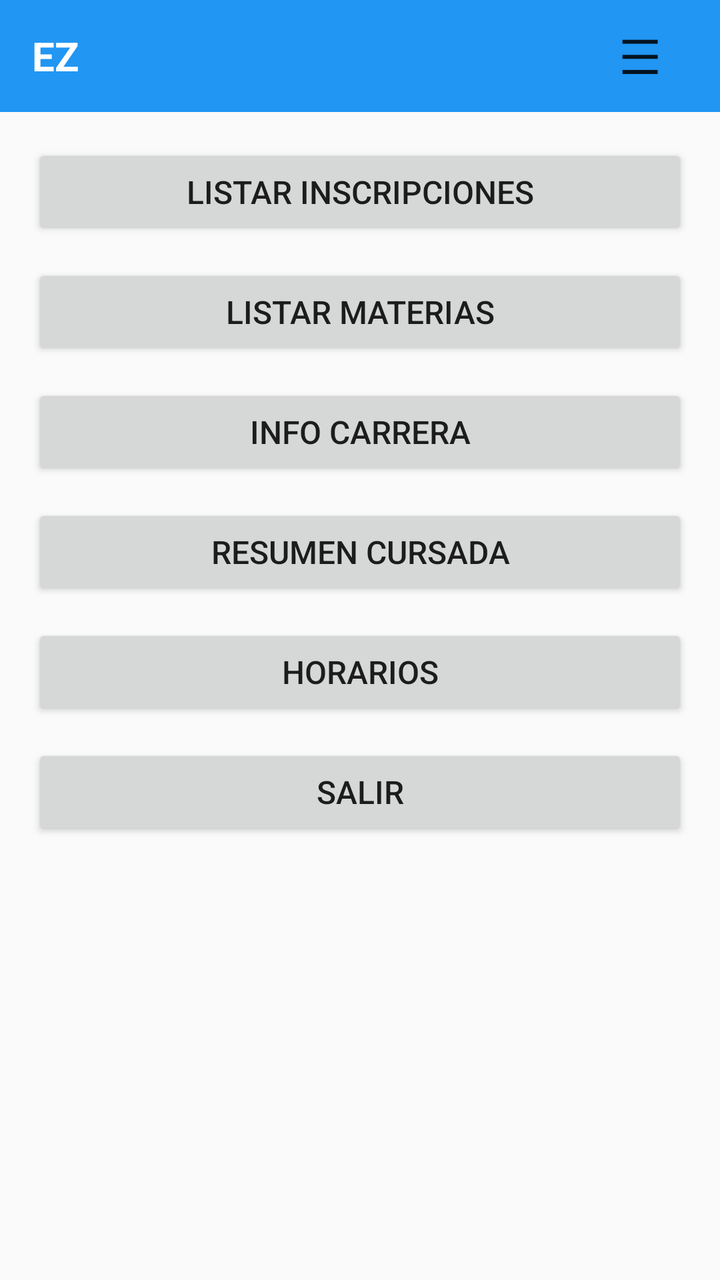
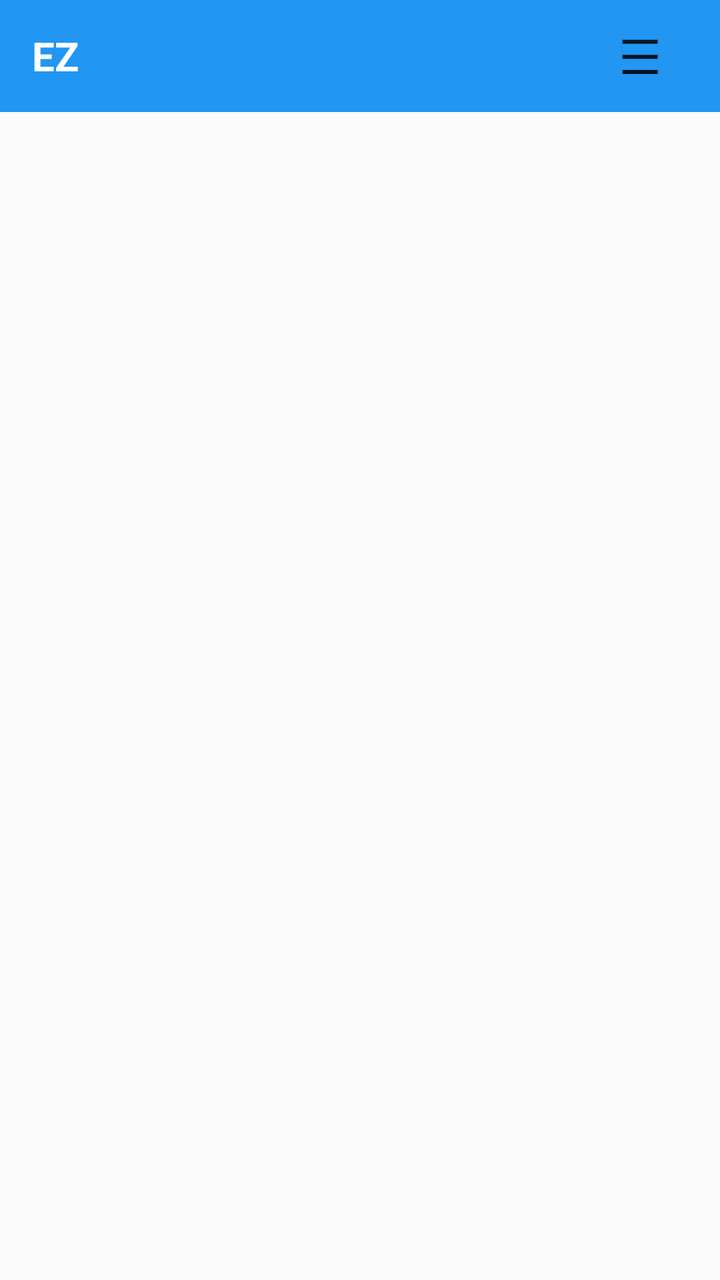

An Android layout rendered at two revisions. The XML below is the earlier revision; the diff shows what the commit changed to produce the second picture.
<!-- AndroidManifest.xml: application theme Theme.AppCompat.Light.NoActionBar -->
<!-- res/layout/fragment_vista_menu.xml -->
<?xml version="1.0" encoding="utf-8"?>
<LinearLayout xmlns:android="http://schemas.android.com/apk/res/android"
    android:layout_width="match_parent"
    android:layout_height="match_parent"
    android:orientation="vertical">

    
    <LinearLayout
        android:layout_width="match_parent"
        android:layout_height="56dp"
        android:background="#2196F3"
        android:orientation="horizontal"
        android:gravity="center_vertical"
        android:paddingLeft="16dp"
        android:paddingRight="16dp">

        <TextView
            android:id="@+id/txtMenuTitle"
            android:layout_width="0dp"
            android:layout_height="wrap_content"
            android:layout_weight="1"
            android:text="EZ"
            android:textColor="#FFFFFF"
            android:textSize="20sp"
            android:textStyle="bold"/>

        <Button
            android:id="@+id/btnMenu"
            android:layout_width="48dp"
            android:layout_height="48dp"
            android:text="☰"
            android:textSize="24sp"
            android:background="?attr/selectableItemBackgroundBorderless"/>
    </LinearLayout>

    
    <ScrollView
        android:layout_width="match_parent"
        android:layout_height="match_parent"
        android:padding="16dp">

        <LinearLayout
            android:layout_width="match_parent"
            android:layout_height="wrap_content"
            android:orientation="vertical">

            <Button
                android:id="@+id/btnListarInscripciones"
                android:layout_width="match_parent"
                android:layout_height="wrap_content"
                android:layout_marginBottom="12dp"
                android:text="Listar Inscripciones"
                android:textSize="16sp"/>

            <Button
                android:id="@+id/btnListarMaterias"
                android:layout_width="match_parent"
                android:layout_height="wrap_content"
                android:layout_marginBottom="12dp"
                android:text="Listar Materias"
                android:textSize="16sp"/>

            <Button
                android:id="@+id/btnInfoCarrera"
                android:layout_width="match_parent"
                android:layout_height="wrap_content"
                android:layout_marginBottom="12dp"
                android:text="Info Carrera"
                android:textSize="16sp"/>

            <Button
                android:id="@+id/btnResumenCursada"
                android:layout_width="match_parent"
                android:layout_height="wrap_content"
                android:layout_marginBottom="12dp"
                android:text="Resumen Cursada"
                android:textSize="16sp"/>

            <Button
                android:id="@+id/btnHorarios"
                android:layout_width="match_parent"
                android:layout_height="wrap_content"
                android:layout_marginBottom="12dp"
                android:text="Horarios"
                android:textSize="16sp"/>

            <Button
                android:id="@+id/btnSalir"
                android:layout_width="match_parent"
                android:layout_height="wrap_content"
                android:text="Salir"
                android:textSize="16sp"/>
        </LinearLayout>
    </ScrollView>
</LinearLayout>
<!-- resources referenced by this layout -->
<resources>

</resources>

<!-- the commit's change to res/layout/fragment_vista_menu.xml (unified diff, before → after) -->
@@ -36,60 +36,14 @@
     
     <ScrollView
         android:layout_width="match_parent"
-        android:layout_height="match_parent"
-        android:padding="16dp">
+        android:layout_height="0dp"
+        android:layout_weight="1">
 
         <LinearLayout
+            android:id="@+id/containerMenu"
             android:layout_width="match_parent"
             android:layout_height="wrap_content"
-            android:orientation="vertical">
-
-            <Button
-                android:id="@+id/btnListarInscripciones"
-                android:layout_width="match_parent"
-                android:layout_height="wrap_content"
-                android:layout_marginBottom="12dp"
-                android:text="Listar Inscripciones"
-                android:textSize="16sp"/>
-
-            <Button
-                android:id="@+id/btnListarMaterias"
-                android:layout_width="match_parent"
-                android:layout_height="wrap_content"
-                android:layout_marginBottom="12dp"
-                android:text="Listar Materias"
-                android:textSize="16sp"/>
-
-            <Button
-                android:id="@+id/btnInfoCarrera"
-                android:layout_width="match_parent"
-                android:layout_height="wrap_content"
-                android:layout_marginBottom="12dp"
-                android:text="Info Carrera"
-                android:textSize="16sp"/>
-
-            <Button
-                android:id="@+id/btnResumenCursada"
-                android:layout_width="match_parent"
-                android:layout_height="wrap_content"
-                android:layout_marginBottom="12dp"
-                android:text="Resumen Cursada"
-                android:textSize="16sp"/>
-
-            <Button
-                android:id="@+id/btnHorarios"
-                android:layout_width="match_parent"
-                android:layout_height="wrap_content"
-                android:layout_marginBottom="12dp"
-                android:text="Horarios"
-                android:textSize="16sp"/>
-
-            <Button
-                android:id="@+id/btnSalir"
-                android:layout_width="match_parent"
-                android:layout_height="wrap_content"
-                android:text="Salir"
-                android:textSize="16sp"/>
-        </LinearLayout>
+            android:orientation="vertical"
+            android:padding="8dp"/>
     </ScrollView>
 </LinearLayout>
